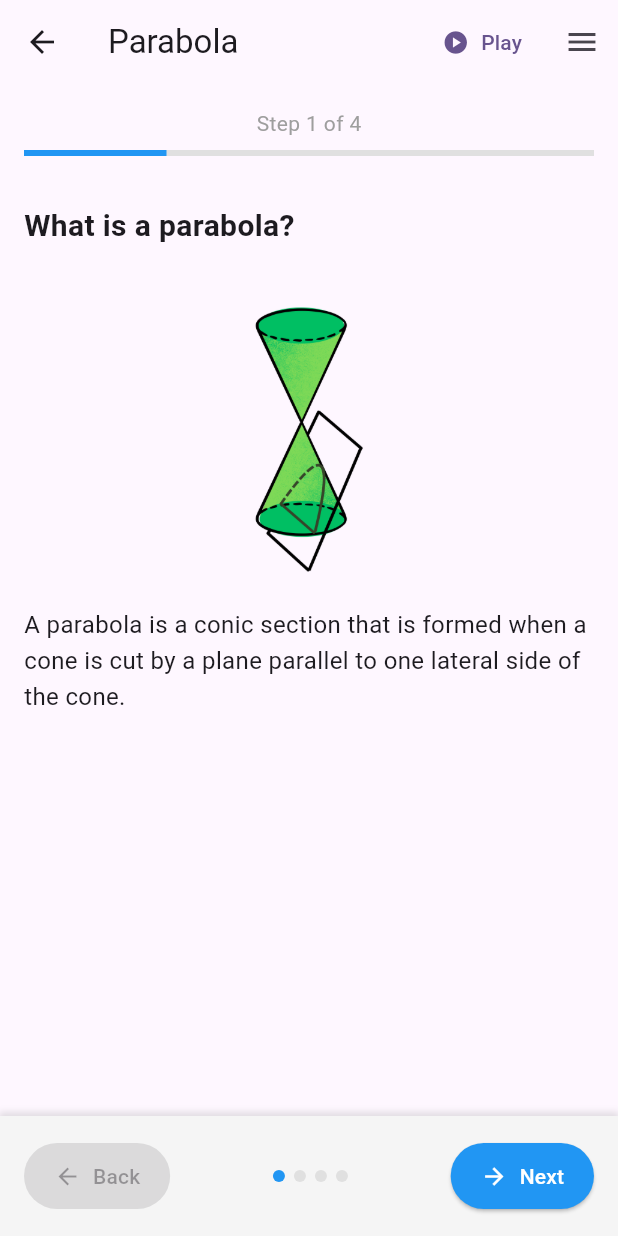
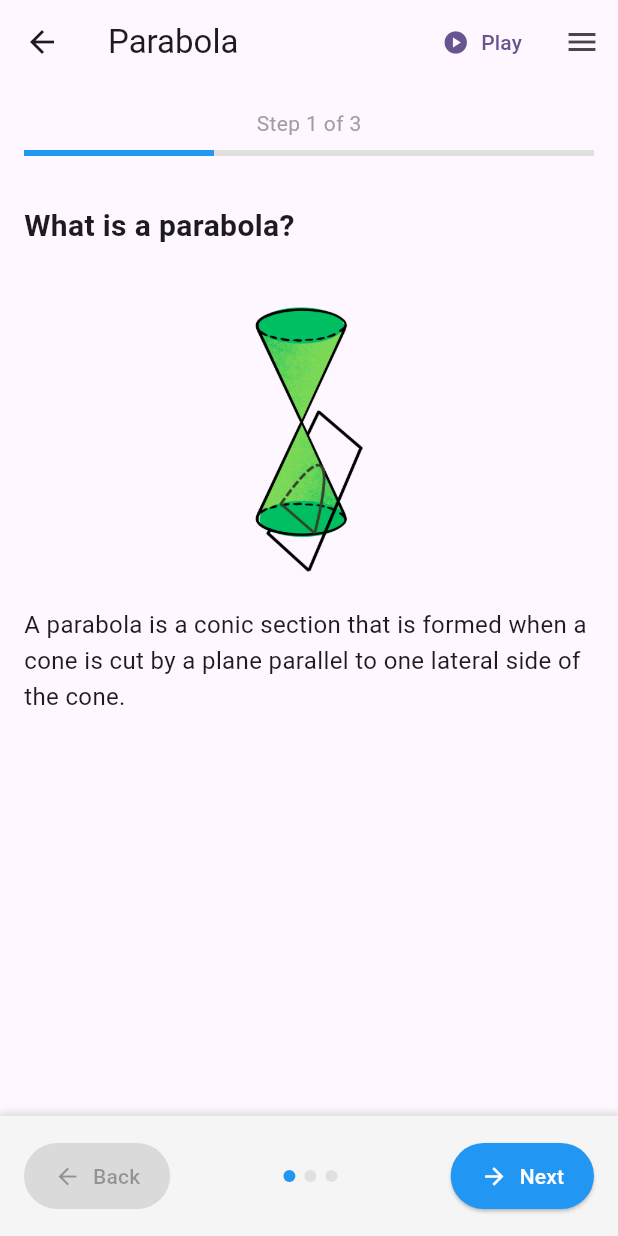
Before and after one commit to aljon-dev/math_app, a Flutter app: the ParabolaDefinitionSection screen opened directly, on a phone screen of 412 x 824 dp. Run offline on Flutter 3.47's test engine with Material 3 defaults, Android fonts, the phone set to English and light mode, and no system bars; our stand-ins replace just_audio, video_player.

Commit message:
updated push final

```diff
--- a/lib/Parabola/ParabolaDefinition.dart
+++ b/lib/Parabola/ParabolaDefinition.dart
@@ -18,72 +18,27 @@ class _DefinitionSectionState extends State<ParabolaDefinitionSection> {
   final List<Map<String, dynamic>> steps = [
     {'title': 'What is a parabola?', 'content': 'A parabola is a conic section that is formed when a cone is cut by a plane parallel to one lateral side of the cone.', 'image': 'assets/images/ParabolaDef.png'},
     {'title': 'Geometric Shape', 'content': 'A parabola is a U-shaped plane curve where any point is at an equal distance from a fixed point (called the focus) and from a fixed straight line (called the directrix).', 'image': 'assets/images/Parabola2.png'},
-    {'title': 'Mathematical Definition', 'content': 'A parabola is a set of all points whose distance from a fixed point, called the focus, is equal to the distance from a fixed line,called the directrix.', 'image': 'assets/images/Parabola2.png'},
+
     {'title': 'Vertex of a Parabola', 'content': 'The point halfway between the focus and the directrix is called the vertex of the parabola. It is the point where the curve changes direction.', 'image': 'assets/images/Parabola2.png'},
   ];
 
   Future<void> play() async {
     try {
-        if(currentStep == 0){
-      await player.setAsset('assets/Audio/PARABOLA_definition.mp3');
-      ScaffoldMessenger.of(context).showSnackBar(
-        SnackBar(
-          content: Text('Playing', style: TextStyle(color: Colors.white)),
-          backgroundColor: Colors.green,
-        ),
-      );
+      if (currentStep == 0) {
+        await player.setAsset('assets/Audio/parabola_step1.mp3');
+        ScaffoldMessenger.of(context).showSnackBar(SnackBar(content: Text('Playing', style: TextStyle(color: Colors.white)), backgroundColor: Colors.green));
         await player.play();
-
-
-        }else if(currentStep == 1){
-              await player.setAsset('assets/Audio/ParabolaStep1.mp3');
-      ScaffoldMessenger.of(context).showSnackBar(
-        SnackBar(
-          content: Text('Playing', style: TextStyle(color: Colors.white)),
-          backgroundColor: Colors.green,
-        ),
-      );
+      } else if (currentStep == 1) {
+        await player.setAsset('assets/Audio/Parabola_step2.mp3');
+        ScaffoldMessenger.of(context).showSnackBar(SnackBar(content: Text('Playing', style: TextStyle(color: Colors.white)), backgroundColor: Colors.green));
         await player.play();
-
-        }else if (currentStep == 2){
-              await player.setAsset('assets/Audio/ParabolaStep2.mp3');
-      ScaffoldMessenger.of(context).showSnackBar(
-        SnackBar(
-          content: Text('Playing', style: TextStyle(color: Colors.white)),
-          backgroundColor: Colors.green,
-        ),
-      );
-      await player.play();
-
-        }else if (currentStep == 3){
-              await player.setAsset('assets/Audio/ParabolaStep3.mp3');
-      ScaffoldMessenger.of(context).showSnackBar(
-        SnackBar(
-          content: Text('Playing', style: TextStyle(color: Colors.white)),
-          backgroundColor: Colors.green,
-        ),
-      );
-      await player.play();
-
-        }else if (currentStep == 3){
-                   await player.setAsset('assets/Audio/ParabolaStep4.mp3');
-      ScaffoldMessenger.of(context).showSnackBar(
-        SnackBar(
-          content: Text('Playing', style: TextStyle(color: Colors.white)),
-          backgroundColor: Colors.green,
-        ),
-      );
+      } else if (currentStep == 2) {
+        await player.setAsset('assets/Audio/Parabola_step3.mp3');
+        ScaffoldMessenger.of(context).showSnackBar(SnackBar(content: Text('Playing', style: TextStyle(color: Colors.white)), backgroundColor: Colors.green));
         await player.play();
       }
-
-
     } catch (e) {
-      ScaffoldMessenger.of(context).showSnackBar(
-        SnackBar(
-          content: Text('Failed to load ${e}', style: TextStyle(color: Colors.white)),
-          backgroundColor: Colors.red,
-        ),
-      );
+      ScaffoldMessenger.of(context).showSnackBar(SnackBar(content: Text('Failed to load ${e}', style: TextStyle(color: Colors.white)), backgroundColor: Colors.red));
     }
   }
 
@@ -124,28 +79,9 @@ class _DefinitionSectionState extends State<ParabolaDefinitionSection> {
         height: 200,
         child: GestureDetector(
           onTap: () {
-            Navigator.push(
-              context,
-              MaterialPageRoute(
-                builder: (context) => _ZoomableImageScreen(imagePath: imagePath),
-              ),
-            );
+            Navigator.push(context, MaterialPageRoute(builder: (context) => _ZoomableImageScreen(imagePath: imagePath)));
           },
-          child: Hero(
-            tag: 'image-$imagePath',
-            child: Image.asset(
-              imagePath,
-              width: double.infinity,
-              height: 200,
-              fit: BoxFit.contain,
-              errorBuilder: (context, error, stackTrace) => Center(
-                child: Text(
-                  'Image not found',
-                  style: TextStyle(color: Colors.grey),
-                ),
-              ),
-            ),
-          ),
+          child: Hero(tag: 'image-$imagePath', child: Image.asset(imagePath, width: double.infinity, height: 200, fit: BoxFit.contain, errorBuilder: (context, error, stackTrace) => Center(child: Text('Image not found', style: TextStyle(color: Colors.grey))))),
         ),
       ),
     );
@@ -182,10 +118,7 @@ class _DefinitionSectionState extends State<ParabolaDefinitionSection> {
                 icon: Icon(Icons.pause_circle),
                 label: Text('Pause'),
               ),
-            IconButton(
-              onPressed: () => _scaffoldKey.currentState?.openEndDrawer(),
-              icon: Icon(Icons.menu),
-            ),
+            IconButton(onPressed: () => _scaffoldKey.currentState?.openEndDrawer(), icon: Icon(Icons.menu)),
           ],
         ),
         endDrawer: Drawer(
@@ -194,35 +127,14 @@ class _DefinitionSectionState extends State<ParabolaDefinitionSection> {
               ...steps.asMap().entries.map((entry) {
                 final index = entry.key;
                 final step = entry.value;
-                return ListTile(
-                  title: Text(step['title']),
-                  selected: currentStep == index,
-                  selectedTileColor: Colors.blue.withOpacity(0.1),
-                  onTap: () => navigateToStep(index),
-                );
+                return ListTile(title: Text(step['title']), selected: currentStep == index, selectedTileColor: Colors.blue.withOpacity(0.1), onTap: () => navigateToStep(index));
               }).toList(),
             ],
           ),
         ),
         body: Column(
           children: [
-            Container(
-              padding: const EdgeInsets.all(16.0),
-              child: Column(
-                children: [
-                  Text(
-                    'Step ${currentStep + 1} of ${steps.length}',
-                    style: const TextStyle(fontSize: 14, color: Colors.grey),
-                  ),
-                  const SizedBox(height: 8),
-                  LinearProgressIndicator(
-                    value: (currentStep + 1) / steps.length,
-                    backgroundColor: Colors.grey[300],
-                    valueColor: const AlwaysStoppedAnimation<Color>(Colors.blue),
-                  ),
-                ],
-              ),
-            ),
+            Container(padding: const EdgeInsets.all(16.0), child: Column(children: [Text('Step ${currentStep + 1} of ${steps.length}', style: const TextStyle(fontSize: 14, color: Colors.grey)), const SizedBox(height: 8), LinearProgressIndicator(value: (currentStep + 1) / steps.length, backgroundColor: Colors.grey[300], valueColor: const AlwaysStoppedAnimation<Color>(Colors.blue))])),
             Expanded(
               child: Padding(
                 padding: const EdgeInsets.all(16.0),
@@ -230,90 +142,17 @@ class _DefinitionSectionState extends State<ParabolaDefinitionSection> {
                   child: Column(
                     crossAxisAlignment: CrossAxisAlignment.start,
                     children: [
-                      Text(
-                        currentStepData['title'],
-                        style: const TextStyle(
-                          fontSize: 20,
-                          fontWeight: FontWeight.bold,
-                        ),
-                      ),
+                      Text(currentStepData['title'], style: const TextStyle(fontSize: 20, fontWeight: FontWeight.bold)),
                       const SizedBox(height: 20),
-                      if (currentStepData['image'] != null) ...[
-                        _buildZoomableImage(context, currentStepData['image']),
-                        const SizedBox(height: 20),
-                      ],
-                      Text(
-                        currentStepData['content'],
-                        style: const TextStyle(fontSize: 16, height: 1.5),
-                      ),
+                      if (currentStepData['image'] != null) ...[_buildZoomableImage(context, currentStepData['image']), const SizedBox(height: 20)],
+                      Text(currentStepData['content'], style: const TextStyle(fontSize: 16, height: 1.5)),
                       const SizedBox(height: 40),
                     ],
                   ),
                 ),
               ),
             ),
-            Container(
-              padding: const EdgeInsets.all(16.0),
-              decoration: BoxDecoration(
-                color: Colors.grey[100],
-                boxShadow: [
-                  BoxShadow(
-                    color: Colors.grey.withOpacity(0.3),
-                    spreadRadius: 1,
-                    blurRadius: 3,
-                    offset: const Offset(0, -2),
-                  ),
-                ],
-              ),
-              child: Row(
-                mainAxisAlignment: MainAxisAlignment.spaceBetween,
-                children: [
-                  ElevatedButton.icon(
-                    onPressed: currentStep > 0 ? previousStep : null,
-                    icon: const Icon(Icons.arrow_back),
-                    label: const Text('Back'),
-                    style: ElevatedButton.styleFrom(
-                      backgroundColor: currentStep > 0
-                          ? Colors.grey[300]
-                          : Colors.grey[200],
-                      foregroundColor:
-                          currentStep > 0 ? Colors.black : Colors.grey,
-                      padding: const EdgeInsets.symmetric(
-                          horizontal: 20, vertical: 12),
-                    ),
-                  ),
-                  Row(
-                    children: List.generate(
-                      steps.length,
-                      (index) => Container(
-                        margin: const EdgeInsets.symmetric(horizontal: 3),
-                        width: 8,
-                        height: 8,
-                        decoration: BoxDecoration(
-                          shape: BoxShape.circle,
-                          color: index == currentStep
-                              ? Colors.blue
-                              : Colors.grey[300],
-                        ),
-                      ),
-                    ),
-                  ),
-                  ElevatedButton.icon(
-                    onPressed: currentStep < steps.length - 1 ? nextStep : null,
-                    icon: const Icon(Icons.arrow_forward),
-                    label: Text(currentStep < steps.length - 1 ? 'Next' : 'Done'),
-                    style: ElevatedButton.styleFrom(
-                      backgroundColor: currentStep < steps.length - 1
-                          ? Colors.blue
-                          : Colors.green,
-                      foregroundColor: Colors.white,
-                      padding: const EdgeInsets.symmetric(
-                          horizontal: 20, vertical: 12),
-                    ),
-                  ),
-                ],
-              ),
-            ),
+            Container(padding: const EdgeInsets.all(16.0), decoration: BoxDecoration(color: Colors.grey[100], boxShadow: [BoxShadow(color: Colors.grey.withOpacity(0.3), spreadRadius: 1, blurRadius: 3, offset: const Offset(0, -2))]), child: Row(mainAxisAlignment: MainAxisAlignment.spaceBetween, children: [ElevatedButton.icon(onPressed: currentStep > 0 ? previousStep : null, icon: const Icon(Icons.arrow_back), label: const Text('Back'), style: ElevatedButton.styleFrom(backgroundColor: currentStep > 0 ? Colors.grey[300] : Colors.grey[200], foregroundColor: currentStep > 0 ? Colors.black : Colors.grey, padding: const EdgeInsets.symmetric(horizontal: 20, vertical: 12))), Row(children: List.generate(steps.length, (index) => Container(margin: const EdgeInsets.symmetric(horizontal: 3), width: 8, height: 8, decoration: BoxDecoration(shape: BoxShape.circle, color: index == currentStep ? Colors.blue : Colors.grey[300])))), ElevatedButton.icon(onPressed: currentStep < steps.length - 1 ? nextStep : null, icon: const Icon(Icons.arrow_forward), label: Text(currentStep < steps.length - 1 ? 'Next' : 'Done'), style: ElevatedButton.styleFrom(backgroundColor: currentStep < steps.length - 1 ? Colors.blue : Colors.green, foregroundColor: Colors.white, padding: const EdgeInsets.symmetric(horizontal: 20, vertical: 12)))])),
           ],
         ),
       ),
@@ -367,16 +206,7 @@ class _ZoomableImageScreenState extends State<_ZoomableImageScreen> {
   @override
   Widget build(BuildContext context) {
     return Scaffold(
-      appBar: AppBar(
-        title: Text('Image Preview'),
-        actions: [
-          IconButton(
-            icon: Icon(Icons.refresh),
-            onPressed: _resetZoom,
-            tooltip: 'Reset Zoom',
-          ),
-        ],
-      ),
+      appBar: AppBar(title: Text('Image Preview'), actions: [IconButton(icon: Icon(Icons.refresh), onPressed: _resetZoom, tooltip: 'Reset Zoom')]),
       body: Stack(
         children: [
           Center(
@@ -390,61 +220,10 @@ class _ZoomableImageScreenState extends State<_ZoomableImageScreen> {
                   _currentScale = _controller.value.getMaxScaleOnAxis();
                 });
               },
-              child: Hero(
-                tag: 'image-${widget.imagePath}',
-                child: Image.asset(
-                  widget.imagePath,
-                  errorBuilder: (context, error, stackTrace) => Center(
-                    child: Text(
-                      'Image not found',
-                      style: TextStyle(color: Colors.grey),
+              child: Hero(tag: 'image-${widget.imagePath}', child: Image.asset(widget.imagePath, errorBuilder: (context, error, stackTrace) => Center(child: Text('Image not found', style: TextStyle(color: Colors.grey))))),
             ),
           ),
-                ),
-              ),
-            ),
-          ),
-          Positioned(
-            right: 16,
-            bottom: 100,
-            child: Column(
-              children: [
-                FloatingActionButton(
-                  mini: true,
-                  onPressed: _currentScale < _maxScale ? _zoomIn : null,
-                  child: Icon(Icons.zoom_in),
-                  backgroundColor: _currentScale < _maxScale
-                      ? Theme.of(context).primaryColor
-                      : Colors.grey,
-                ),
-                SizedBox(height: 8),
-                FloatingActionButton(
-                  mini: true,
-                  onPressed: _currentScale > _minScale ? _zoomOut : null,
-                  child: Icon(Icons.zoom_out),
-                  backgroundColor: _currentScale > _minScale
-                      ? Theme.of(context).primaryColor
-                      : Colors.grey,
-                ),
-                SizedBox(height: 8),
-                Container(
-                  padding: EdgeInsets.symmetric(horizontal: 8, vertical: 4),
-                  decoration: BoxDecoration(
-                    color: Colors.black54,
-                    borderRadius: BorderRadius.circular(12),
-                  ),
-                  child: Text(
-                    '${(_currentScale * 100).round()}%',
-                    style: TextStyle(
-                      color: Colors.white,
-                      fontSize: 12,
-                      fontWeight: FontWeight.bold,
-                    ),
-                  ),
-                ),
-              ],
-            ),
-          ),
+          Positioned(right: 16, bottom: 100, child: Column(children: [FloatingActionButton(mini: true, onPressed: _currentScale < _maxScale ? _zoomIn : null, child: Icon(Icons.zoom_in), backgroundColor: _currentScale < _maxScale ? Theme.of(context).primaryColor : Colors.grey), SizedBox(height: 8), FloatingActionButton(mini: true, onPressed: _currentScale > _minScale ? _zoomOut : null, child: Icon(Icons.zoom_out), backgroundColor: _currentScale > _minScale ? Theme.of(context).primaryColor : Colors.grey), SizedBox(height: 8), Container(padding: EdgeInsets.symmetric(horizontal: 8, vertical: 4), decoration: BoxDecoration(color: Colors.black54, borderRadius: BorderRadius.circular(12)), child: Text('${(_currentScale * 100).round()}%', style: TextStyle(color: Colors.white, fontSize: 12, fontWeight: FontWeight.bold)))])),
         ],
       ),
     );
```
Also changed, not shown: 3 other files. Lines whose indentation alone changed are shown as unchanged.
